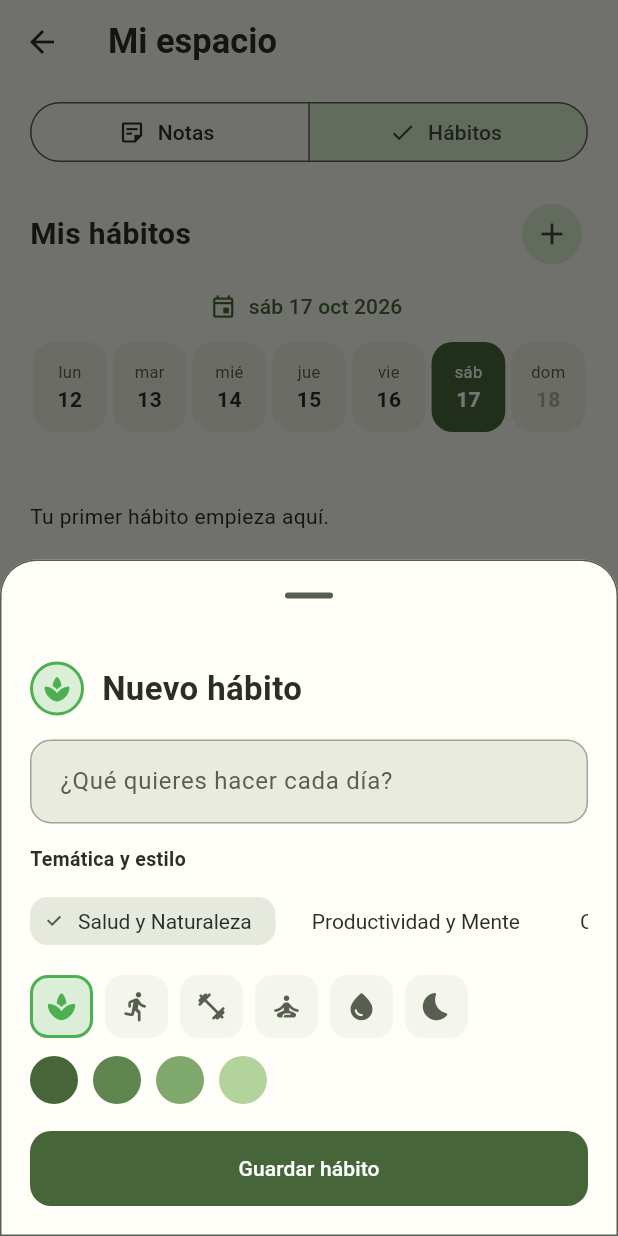
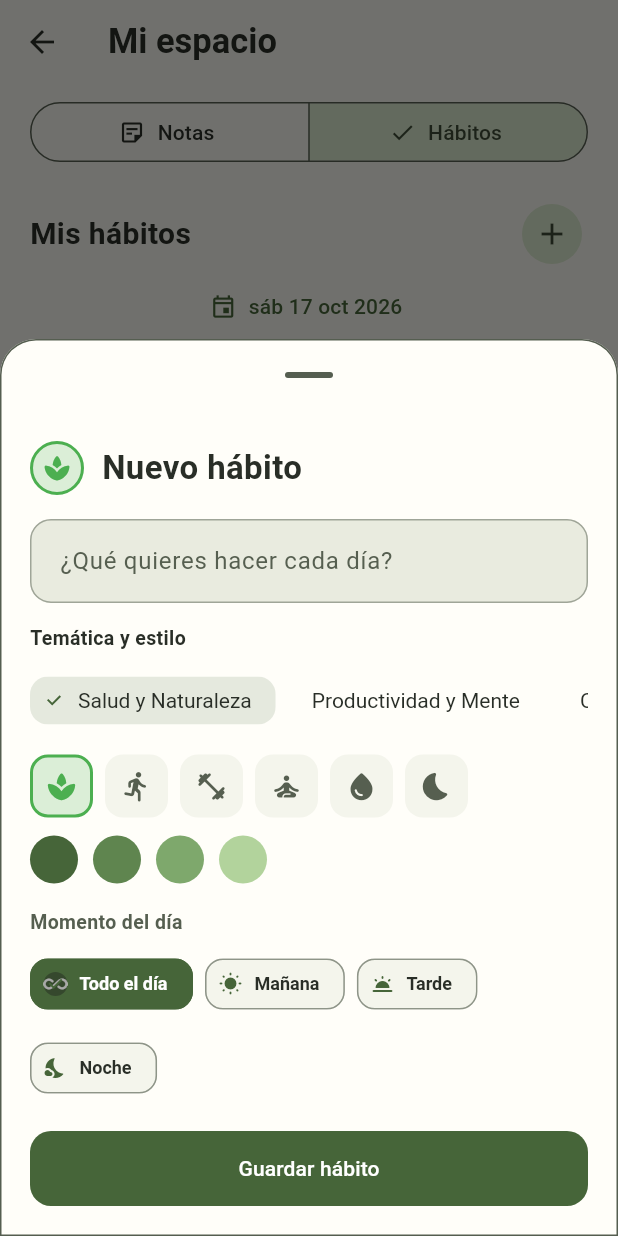
Before and after one commit to MagusCat/kwallet, a Flutter app: the JournalScreen screen opened directly, after a tap on "Hábitos", after a tap on the "add" icon, on a phone screen of 412 x 824 dp. Run offline on Flutter 3.47's test engine with Material 3 defaults, Android fonts, the phone set to English and light mode, and no system bars; our stand-ins replace file_picker, sqflite, sqflite_common_ffi; accounts and stored records are empty.

Commit message:
feat(habits): support time blocks morning, afternoon, evening and anytime with visual filtering

```diff
--- a/lib/core/contracts/app_repositories.dart
+++ b/lib/core/contracts/app_repositories.dart
@@ -89,6 +89,7 @@ abstract interface class JournalRepository implements Repository {
     String title, {
     String iconKey,
     int colorValue,
+    String timeBlock,
   });
   Future<void> deleteHabit(String id);
   Future<void> logHabitDays(
--- a/lib/core/database/repositories/journal_repository.dart
+++ b/lib/core/database/repositories/journal_repository.dart
@@ -128,6 +128,7 @@ mixin JournalRepository on DatabaseContext {
             title: habit['title'] as String,
             iconKey: (habit['icon_key'] as String?) ?? 'spa_rounded',
             colorValue: (habit['color_value'] as int?) ?? 0xFF4CAF50,
+            timeBlock: (habit['time_block'] as String?) ?? 'anytime',
             logs: byHabit[habit['id']] ?? const [],
           ),
         )
@@ -139,6 +140,7 @@ mixin JournalRepository on DatabaseContext {
     String title, {
     String iconKey = 'spa_rounded',
     int colorValue = 0xFF4CAF50,
+    String timeBlock = 'anytime',
   }) async {
     if (title.trim().isEmpty) throw ArgumentError('Escribe un hábito');
     final db = await database;
@@ -148,6 +150,7 @@ mixin JournalRepository on DatabaseContext {
         'title': title.trim(),
         'icon_key': iconKey,
         'color_value': colorValue,
+        'time_block': timeBlock,
       },
       where: 'id = ?',
       whereArgs: [id],
@@ -158,6 +161,7 @@ mixin JournalRepository on DatabaseContext {
         'title': title.trim(),
         'icon_key': iconKey,
         'color_value': colorValue,
+        'time_block': timeBlock,
         'created_at': DateTime.now().toIso8601String(),
       });
       await RewardEvents.award(db, 'habit_created:$id', 10);
--- a/lib/features/journal/models/journal_models.dart
+++ b/lib/features/journal/models/journal_models.dart
@@ -200,6 +200,7 @@ class Habit {
   final String title;
   final String iconKey;
   final int colorValue;
+  final String timeBlock;
   final List<HabitLog> logs;
 
   const Habit({
@@ -207,6 +208,7 @@ class Habit {
     required this.title,
     this.iconKey = 'spa_rounded',
     this.colorValue = 0xFF4CAF50,
+    this.timeBlock = 'anytime',
     this.logs = const [],
   });
 
--- a/lib/features/journal/presentation/journal_screen.dart
+++ b/lib/features/journal/presentation/journal_screen.dart
@@ -11,6 +11,7 @@ import 'habit_check_in.dart';
 import 'journal_sheets.dart';
 
 import '../models/journal_models.dart';
+import 'widgets/habit_time_block_filter.dart';
 
 export 'journal_sheets.dart' show NoteSheet;
 
@@ -36,6 +37,7 @@ class _JournalScreenState
   Map<String, String> get _settings => model.settings;
   int get _xp => model.xp;
   late int _tab = widget.initialTab;
+  String _activeTimeBlock = 'all';
   DateTime? _selectedDay;
   DateTime get _day => _selectedDay ?? DateTime.now();
   void _selectDay(DateTime date) => setState(
@@ -248,8 +250,15 @@ class _JournalScreenState
                       settings: _settings,
                       reward: _xp,
                     ),
+                    if (_habits.isNotEmpty) ...[
+                      const SizedBox(height: 12),
+                      HabitTimeBlockFilter(
+                        activeBlock: _activeTimeBlock,
+                        onChanged: (block) => setState(() => _activeTimeBlock = block),
+                      ),
+                    ],
                     const SizedBox(height: 12),
-                    for (final habit in _habits)
+                    for (final habit in HabitTimeBlockFilter.filter(_habits, _activeTimeBlock))
                       HabitCard(
                         key: ValueKey(habit.id),
                         habit: habit,
--- a/lib/features/journal/presentation/journal_sheets.dart
+++ b/lib/features/journal/presentation/journal_sheets.dart
@@ -7,6 +7,7 @@ import '../view_models/journal_actions_view_model.dart';
 import '../../../core/theme/kwall_theme.dart';
 import '../../../core/widgets/finance_widgets.dart';
 import '../models/journal_models.dart';
+import 'widgets/habit_time_block_selector.dart';
 
 class NoteSheet extends StatefulWidget {
   final PersonalNote? note;
@@ -171,6 +172,7 @@ class _HabitSheetState
   late final _title = TextEditingController(text: widget.initial);
   late String _iconKey = widget.habit?.iconKey ?? 'spa_rounded';
   late int _colorValue = widget.habit?.colorValue ?? 0xFF4CAF50;
+  late String _timeBlock = widget.habit?.timeBlock ?? 'anytime';
   int _selectedCategoryIndex = 0;
 
   @override
@@ -352,6 +354,11 @@ class _HabitSheetState
                 ),
             ],
           ),
+          const SizedBox(height: 16),
+          HabitTimeBlockSelector(
+            selected: _timeBlock,
+            onChanged: (val) => setState(() => _timeBlock = val),
+          ),
           if (model.error != null) ...[
             const SizedBox(height: 8),
             Text(model.error!, style: TextStyle(color: KwallTheme.expenseRed)),
@@ -366,6 +373,7 @@ class _HabitSheetState
                       habit: widget.habit,
                       iconKey: _iconKey,
                       colorValue: _colorValue,
+                      timeBlock: _timeBlock,
                     );
                     if (saved && context.mounted) Navigator.pop(context, true);
                   },
--- /dev/null
+++ b/lib/features/journal/presentation/widgets/habit_time_block_selector.dart
@@ -0,0 +1,78 @@
+import 'package:flutter/material.dart';
+
+import '../../../../core/theme/kwall_theme.dart';
+
+/// Selector modular para elegir el bloque horario de un hábito.
+class HabitTimeBlockSelector extends StatelessWidget {
+  final String selected;
+  final ValueChanged<String> onChanged;
+
+  const HabitTimeBlockSelector({
+    super.key,
+    required this.selected,
+    required this.onChanged,
+  });
+
+  static const blocks = [
+    ('anytime', 'Todo el día', Icons.all_inclusive_rounded),
+    ('morning', 'Mañana', Icons.wb_sunny_rounded),
+    ('afternoon', 'Tarde', Icons.wb_twilight_rounded),
+    ('evening', 'Noche', Icons.nights_stay_rounded),
+  ];
+
+  @override
+  Widget build(BuildContext context) {
+    return Column(
+      crossAxisAlignment: CrossAxisAlignment.start,
+      children: [
+        Text(
+          'Momento del día',
+          style: TextStyle(
+            fontSize: 13,
+            fontWeight: FontWeight.w600,
+            color: KwallTheme.textSecondary,
+          ),
+        ),
+        const SizedBox(height: 8),
+        Wrap(
+          spacing: 8,
+          runSpacing: 8,
+          children: [
+            for (final (key, label, icon) in blocks)
+              ChoiceChip(
+                selected: selected == key,
+                onSelected: (val) {
+                  if (val) onChanged(key);
+                },
+                avatar: Icon(
+                  icon,
+                  size: 16,
+                  color: selected == key
+                      ? KwallTheme.onAccent
+                      : KwallTheme.accent,
+                ),
+                label: Text(
+                  label,
+                  style: TextStyle(
+                    fontSize: 12,
+                    fontWeight: FontWeight.w600,
+                    color: selected == key
+                        ? KwallTheme.onAccent
+                        : KwallTheme.textPrimary,
+                  ),
+                ),
+                selectedColor: KwallTheme.accent,
+                backgroundColor:
+                    KwallTheme.surfaceContainer.withValues(alpha: 0.5),
+                side: BorderSide(
+                  color: selected == key
+                      ? KwallTheme.accent
+                      : KwallTheme.border.withValues(alpha: 0.4),
+                ),
+              ),
+          ],
+        ),
+      ],
+    );
+  }
+}
--- a/lib/features/journal/view_models/journal_actions_view_model.dart
+++ b/lib/features/journal/view_models/journal_actions_view_model.dart
@@ -13,6 +13,7 @@ class JournalActionsViewModel extends ViewModel {
     Habit? habit,
     String iconKey = 'spa_rounded',
     int colorValue = 0xFF4CAF50,
+    String timeBlock = 'anytime',
   }) {
     if (title.trim().isEmpty) return Future.value(fail('Escribe un hábito.'));
     return perform(
@@ -21,6 +22,7 @@ class JournalActionsViewModel extends ViewModel {
         title.trim(),
         iconKey: iconKey,
         colorValue: colorValue,
+        timeBlock: timeBlock,
       ),
     );
   }
```
Also changed, not shown: lib/core/database/database_schema.dart (+6 -1 lines), lib/features/bodega/presentation/widgets/pet_dialogue_bubble.dart (+36 -47 lines), lib/features/journal/presentation/widgets/habit_time_block_filter.dart (added, +83 -0 lines).
